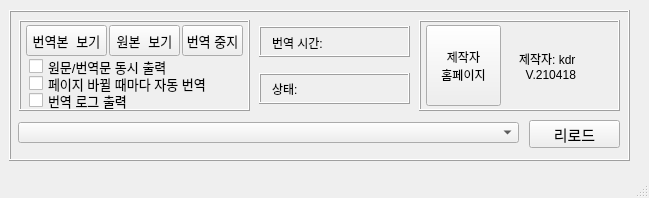
First picture: the form in UI_MAIN.ui, repository kdrkdrkdr/EhndWebTranslate, before the edit.
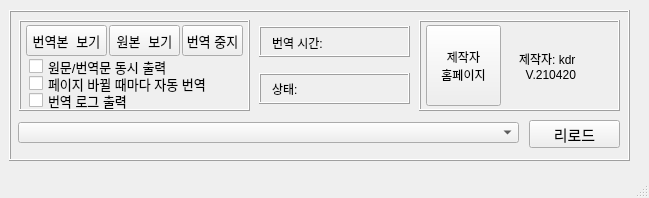
Second picture: the form after the edit.

The edit to the form file:
```diff
--- a/UI_MAIN.ui
+++ b/UI_MAIN.ui
@@ -315,7 +315,7 @@
       </property>
       <property name="text">
        <string>제작자: kdr 
-  V.210418</string>
+  V.210420</string>
       </property>
      </widget>
      <widget class="QPushButton" name="go_dev_page">
```
